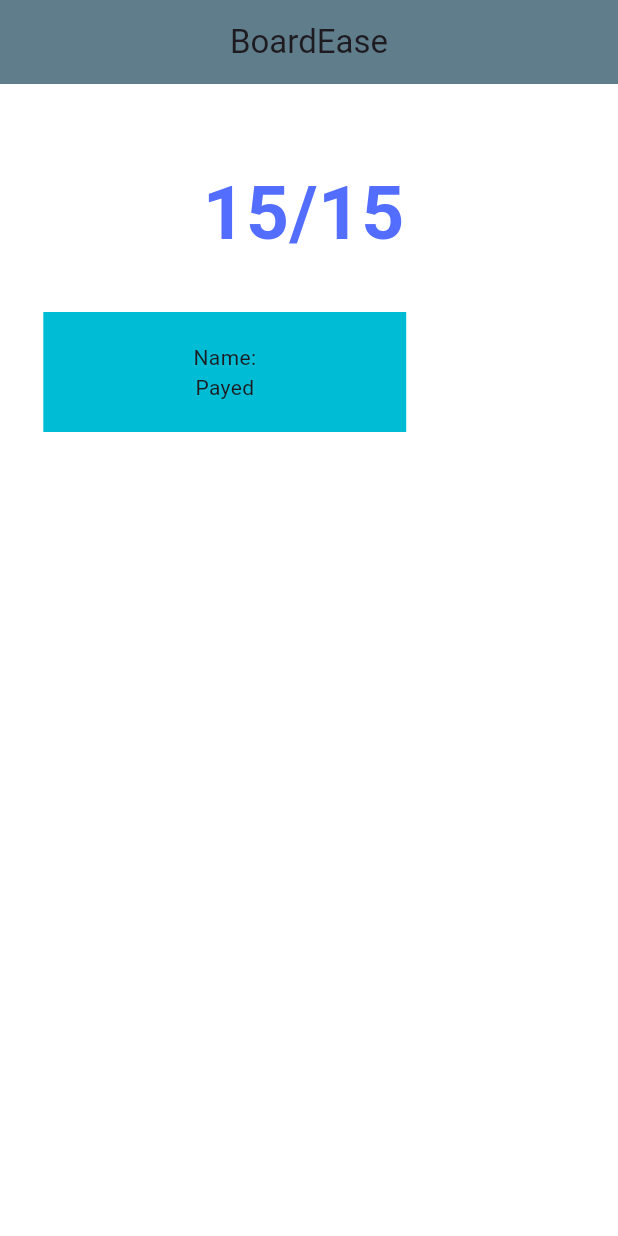
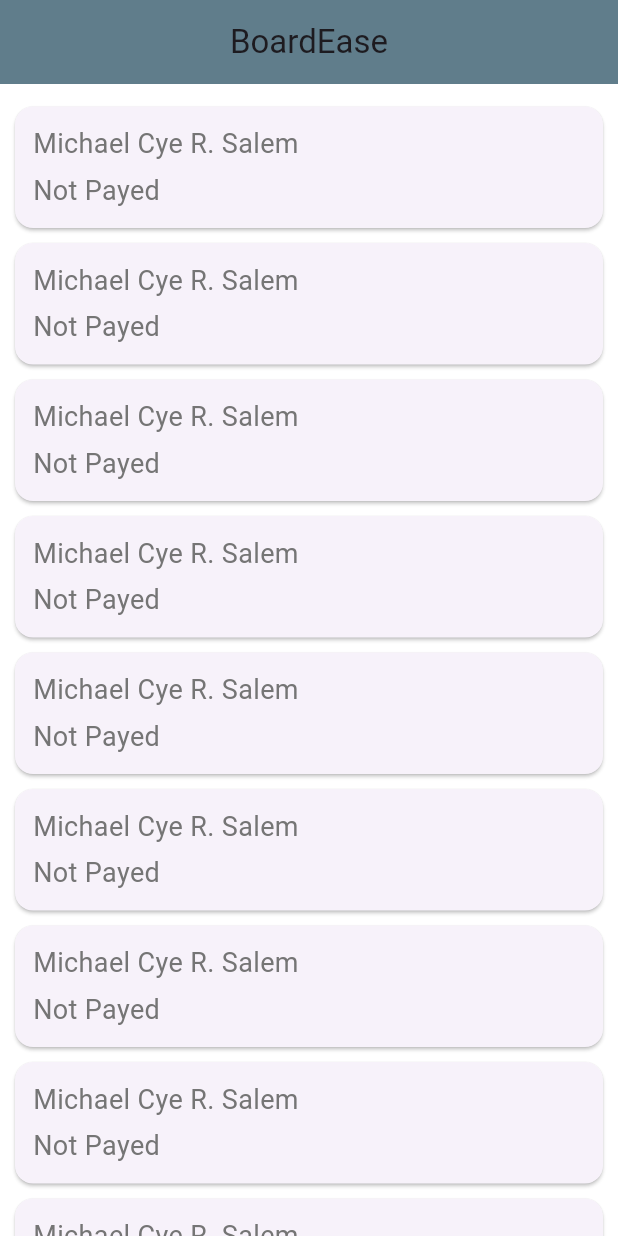
Before and after one commit to buggernut04/Salem_BoardEaseApp, a Flutter app: the screen it shows after launch, on a phone screen of 412 x 824 dp. Run offline on Flutter 3.47's test engine with Material 2 defaults, Android fonts, the phone set to English and light mode, and no system bars; our stand-ins replace lottie.

Commit message:
Added a tenant card and record bar for the home screen and implement it in the main. Also apply integration of some classes.

```diff
--- /dev/null
+++ b/lib/auxiliary/tenantcard.dart
@@ -0,0 +1,39 @@
+import 'package:flutter/material.dart';
+
+import '../classes/tenant.dart';
+
+class TenantCard extends StatelessWidget {
+  const TenantCard({Key? key, required this.tenant}) : super(key: key);
+
+  final Tenant tenant;
+
+  @override
+  Widget build(BuildContext context) {
+    return Card(
+      margin: EdgeInsets.fromLTRB(10.0, 5.0, 10.0,5.0),
+      child: Padding(
+        padding: const EdgeInsets.all(12.0),
+        child: Column(
+          crossAxisAlignment: CrossAxisAlignment.stretch,
+          children: <Widget>[
+            Text(
+              tenant.name,
+              style: TextStyle(
+                fontSize: 18.0,
+                color: Colors.grey[600],
+              )
+            ),
+            SizedBox(height: 5.0),
+            Text(
+                "Not Payed",
+                style: TextStyle(
+                  fontSize: 18.0,
+                  color: Colors.grey[600],
+                )
+            ),
+          ],
+        )
+      )
+    );
+  }
+}
--- a/lib/classes/tenant.dart
+++ b/lib/classes/tenant.dart
@@ -7,4 +7,5 @@
   DateTime startDate;
 
   Tenant({required name, required contactInfo, required email, required this.status, required this.startDate}) : super(name: name, contactInfo: contactInfo, email: email);
+
 }
--- a/lib/classes/tenantpayment.dart
+++ b/lib/classes/tenantpayment.dart
@@ -5,5 +5,4 @@
   int rentalFee;
 
   TenantPayment({required this.rentalFee, required waterConsumption, required electricConsumption, required paymentDate}) : super(waterConsumption: waterConsumption, electricConsumption: electricConsumption, paymentDate: paymentDate);
-
 }
--- a/lib/components/homepage.dart
+++ b/lib/components/homepage.dart
@@ -1,3 +1,7 @@
+import 'package:boardease_application/auxiliary/recordbar.dart';
+import 'package:boardease_application/auxiliary/tenantcard.dart';
+import 'package:boardease_application/classes/paymentstatus.dart';
+import 'package:boardease_application/classes/tenant.dart';
 import 'package:flutter/material.dart';
 
 class MyHomePage extends StatefulWidget    {
@@ -8,6 +12,19 @@
 }
 
 class _MyHomePageState extends State<MyHomePage> {
+
+  List<Tenant> tenants = [
+    Tenant(name: 'Michael Cye R. Salem', contactInfo: '09978601212', email: 'grrrr', status: PaymentStatus.notPayed, startDate: DateTime.now()),
+    Tenant(name: 'Michael Cye R. Salem', contactInfo: '09978601212', email: 'grrrr', status: PaymentStatus.notPayed, startDate: DateTime.now()),
+    Tenant(name: 'Michael Cye R. Salem', contactInfo: '09978601212', email: 'grrrr', status: PaymentStatus.notPayed, startDate: DateTime.now()),
+    Tenant(name: 'Michael Cye R. Salem', contactInfo: '09978601212', email: 'grrrr', status: PaymentStatus.notPayed, startDate: DateTime.now()),
+    Tenant(name: 'Michael Cye R. Salem', contactInfo: '09978601212', email: 'grrrr', status: PaymentStatus.notPayed, startDate: DateTime.now()),
+    Tenant(name: 'Michael Cye R. Salem', contactInfo: '09978601212', email: 'grrrr', status: PaymentStatus.notPayed, startDate: DateTime.now()),
+    Tenant(name: 'Michael Cye R. Salem', contactInfo: '09978601212', email: 'grrrr', status: PaymentStatus.notPayed, startDate: DateTime.now()),
+    Tenant(name: 'Michael Cye R. Salem', contactInfo: '09978601212', email: 'grrrr', status: PaymentStatus.notPayed, startDate: DateTime.now()),
+    Tenant(name: 'Michael Cye R. Salem', contactInfo: '09978601212', email: 'grrrr', status: PaymentStatus.notPayed, startDate: DateTime.now())
+  ];
+
   @override
   Widget build(BuildContext context) {
     return Scaffold(
@@ -25,40 +42,29 @@
  Widget content(){
     return Column(
       children: [
-        Padding(
-        padding: EdgeInsets.fromLTRB(135.0, 50.0, 30.0, 30.0),
-        child: Column(
-          mainAxisAlignment: MainAxisAlignment.spaceAround,
-          children: <Widget>[
-            Text(
-                "15/15",
-                style: TextStyle(
-                color: Colors.indigoAccent,
-                fontWeight: FontWeight.bold,
-                fontSize: 50.0
+        Expanded(
+          flex: 1,
+          child: Center(
+          //padding: EdgeInsets.fromLTRB(40.0, 50.0, 40.0, 30.0),
+          child: Column(
+            //mainAxisAlignment: MainAxisAlignment.spaceEvenly,
+            crossAxisAlignment: CrossAxisAlignment.stretch,
+            children: <Widget>[
+                Expanded(
+                  flex: 1,
+                  child:Container(
+                      child: RecordBar(tenant: tenants)
+                  ),
                 ),
-             ),
-            ],
-          )
-        ),
-        Container(
-          padding: EdgeInsets.fromLTRB(100.0, 20.0, 100.0, 20.0),
-          //margin: EdgeInsets.all(10.0),
-          color: Colors.cyan,
-          child: Column(
-              mainAxisAlignment: MainAxisAlignment.start,
-              children: <Widget> [
-                Text(
-                    "Name:"
+                SizedBox(height: 10.0),
+                Column(
+                  children: tenants.map((tenant) => TenantCard(tenant: tenant)).toList(),
                 ),
-                SizedBox(height: 0),
-                Text(
-                    "Payed"
-                ),
-              ]
+              ],
+            )
           ),
         ),
-      ]
+        ]
     );
   }
 }
--- a/lib/main.dart
+++ b/lib/main.dart
@@ -6,7 +6,7 @@
 void main() => runApp(const BoardEaseApp());
 
 class BoardEaseApp extends StatelessWidget {
-  const BoardEaseApp({super.key});
+  const BoardEaseApp({super.key });
 
   // This widget is the root of my application.
   @override
```
Also changed, not shown: lib/auxiliary/recordbar.dart (added, +83 -0 lines).
